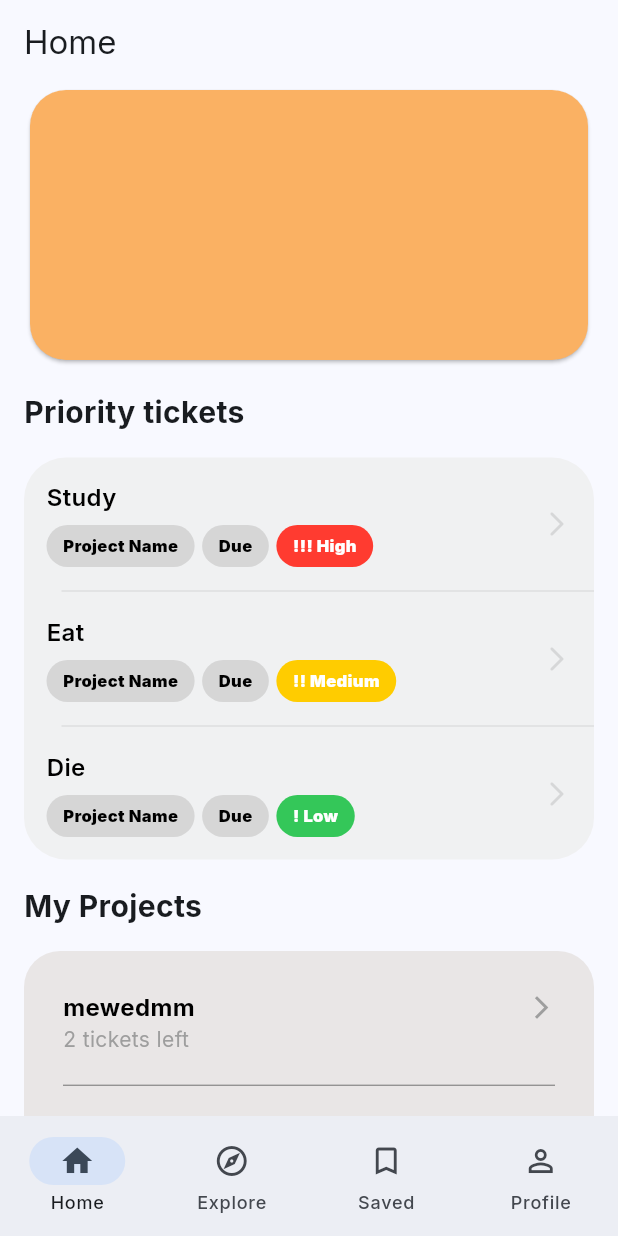
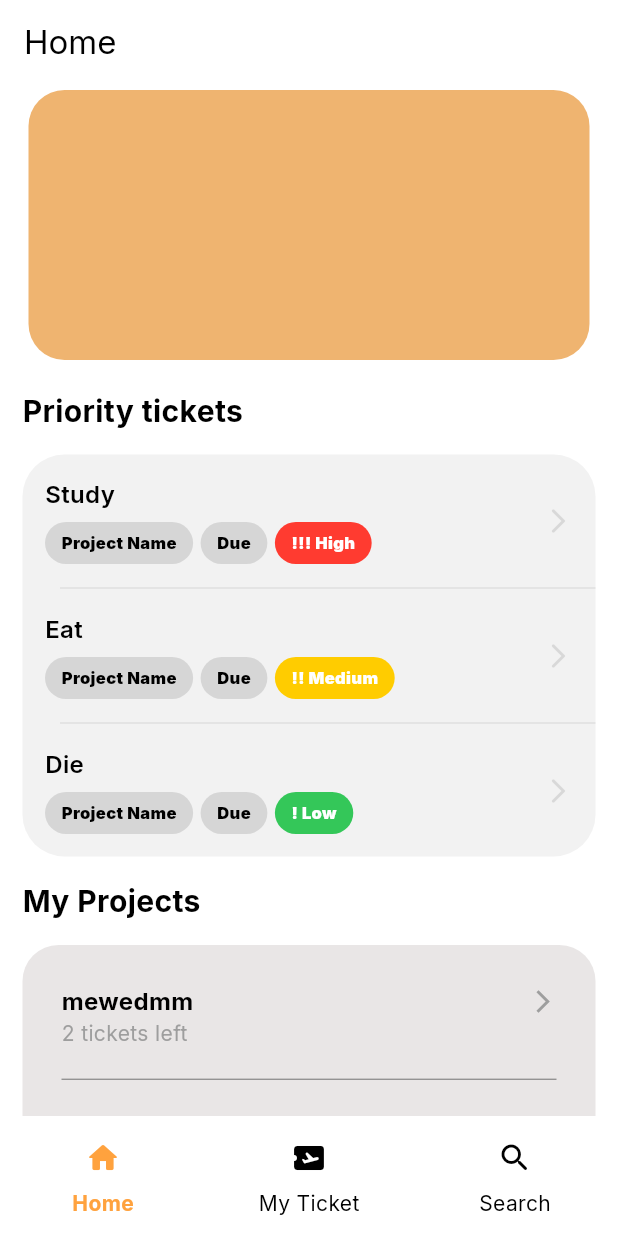
Before and after one commit to shimaakamalm2-cmd/InSync, a Flutter app: the screen it shows after launch, on a phone screen of 412 x 824 dp. Run offline on Flutter 3.47's test engine with Material 3 defaults, Android fonts, the phone set to English and light mode, and no system bars; our stand-ins replace google_fonts.

Commit message:
small progression

```diff
--- a/lib/colors.dart
+++ b/lib/colors.dart
@@ -3,7 +3,7 @@
 /// InSyncColors is an extension on Flutter's base Colors class
 /// with additional Colors and the app primary Color Scheme
 
-class InSyncColors {
+extension InSyncColors on Colors {
 
   static const Color dividerColor = Color.fromARGB(99, 55, 55, 55);
 
@@ -25,7 +25,7 @@
   // MARK: - Brand Colors
 
   static const Color primary = Color.fromARGB(255, 255, 162, 62);
-  static const Color secondary = Color.fromARGB(255, 255, 177, 99);
+  static const Color secondary = Color.fromARGB(255, 239, 180, 112);
   static const Color contenderSecondary = Color.fromARGB(255, 31, 31, 31);
   static const Color tertiary = Color.fromARGB(255, 255, 213, 166);
   static const Color quaternary = Color.fromARGB(255, 255, 229, 200);
--- a/lib/main.dart
+++ b/lib/main.dart
@@ -1,5 +1,6 @@
 import 'package:flutter/material.dart';
 import 'package:google_fonts/google_fonts.dart';
+import 'package:insync/colors.dart';
 import 'package:insync/screens/home_screen.dart';
 
 
@@ -15,7 +16,25 @@
   Widget build(BuildContext context) {
     return MaterialApp(
       debugShowCheckedModeBanner: false,
-      theme: ThemeData(fontFamily: GoogleFonts.inter().fontFamily, colorScheme: .fromSeed(seedColor: Colors.blue)),
+      theme: ThemeData(fontFamily: GoogleFonts.inter().fontFamily, colorScheme: ColorScheme(brightness: .light, primary: InSyncColors.primary, onPrimary: InSyncColors.quaternary, secondary: InSyncColors.secondary, onSecondary: InSyncColors.white, error: InSyncColors.red, onError: InSyncColors.red.withAlpha(128), surface: InSyncColors.primaryBackground.light, onSurface: InSyncColors.primaryText.light),
+          navigationBarTheme: .new(
+            iconTheme: .resolveWith((callback) {
+              if (callback.isNotEmpty && callback.single == .selected ) {
+                return IconThemeData(color: InSyncColors.primary);
+              } else {
+                return .new(color: InSyncColors.black);
+              }
+            }),
+            indicatorColor: Colors.transparent,
+            labelTextStyle: .resolveWith((callback) {
+              if (callback.isNotEmpty && callback.single == .selected ) {
+                return TextStyle(color: InSyncColors.primary, fontWeight: .bold);
+              } else {
+                return .new(color: InSyncColors.black);
+              }
+            }),
+          )
+      ),
       home: const HomeScreen(),
     );
   }
--- a/lib/screens/home_screen.dart
+++ b/lib/screens/home_screen.dart
@@ -1,5 +1,6 @@
 
 import 'package:flutter/material.dart';
+import 'package:insync/colors.dart';
 import 'package:insync/widgets/bottem_bav_bar.dart';
 import 'package:insync/widgets/priority_tickets.dart';
 import 'package:insync/widgets/project_list.dart';
@@ -16,16 +17,17 @@
       ),
       body: SingleChildScrollView(
         child: Padding(
-          padding: const EdgeInsets.symmetric(horizontal: 16.0),
+          padding: const EdgeInsets.symmetric(horizontal: 15.0),
           child: Column(
             crossAxisAlignment: CrossAxisAlignment.start,
-            spacing: 16.0,
+            spacing: 15.0,
             children: [
               Container( //its trying to make it SizedBox for some reason
                 height: 188,
                 width: double.infinity,
                 child: Card(
-                  color: const Color(0xFFFAB163),
+                  shadowColor: Colors.transparent,
+                  color: InSyncColors.secondary,
                   shape: RoundedRectangleBorder(
                     borderRadius: BorderRadius.circular(24.0),
                   ),
--- a/lib/widgets/bottem_bav_bar.dart
+++ b/lib/widgets/bottem_bav_bar.dart
@@ -14,24 +14,16 @@
       },
       destinations: const [
         NavigationDestination(
-          icon: Icon(Icons.home_outlined),
-          selectedIcon: Icon(Icons.home),
+          icon: Icon(Icons.home_rounded),
           label: 'Home',
         ),
         NavigationDestination(
-          icon: Icon(Icons.explore_outlined),
-          selectedIcon: Icon(Icons.explore),
-          label: 'Explore',
+          icon: Icon(Icons.airplane_ticket_rounded),
+          label: 'My Ticket',
         ),
         NavigationDestination(
-          icon: Icon(Icons.bookmark_border),
-          selectedIcon: Icon(Icons.bookmark),
-          label: 'Saved',
-        ),
-        NavigationDestination(
-          icon: Icon(Icons.person_outline),
-          selectedIcon: Icon(Icons.person),
-          label: 'Profile',
+          icon: Icon(Icons.search_rounded),
+          label: 'Search',
         ),
       ],
     );
```
